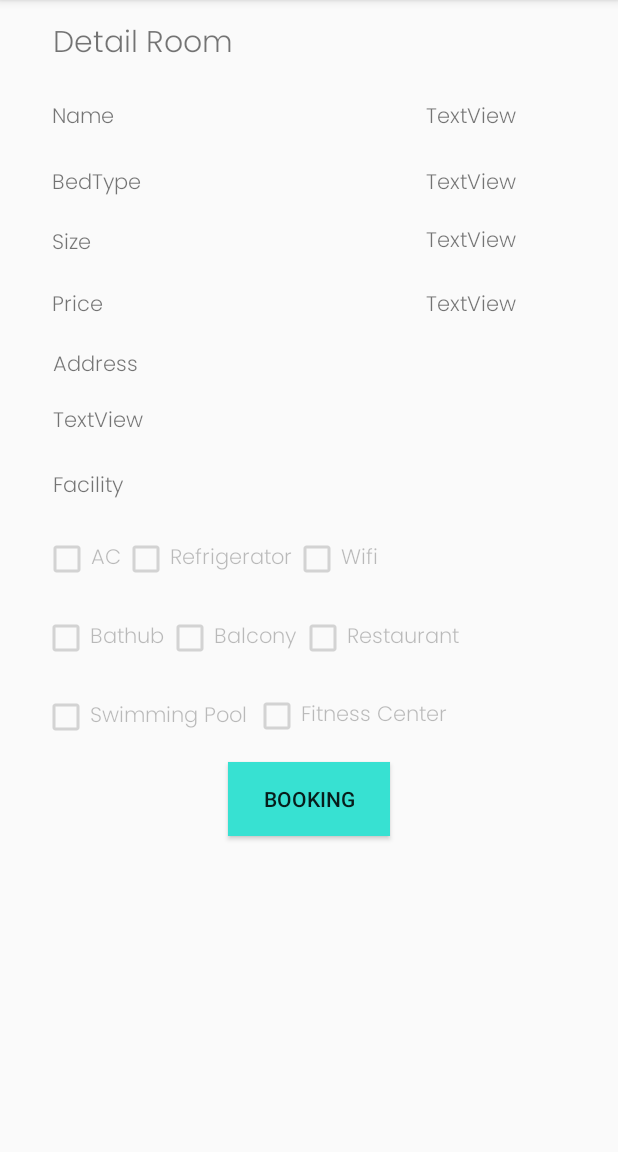
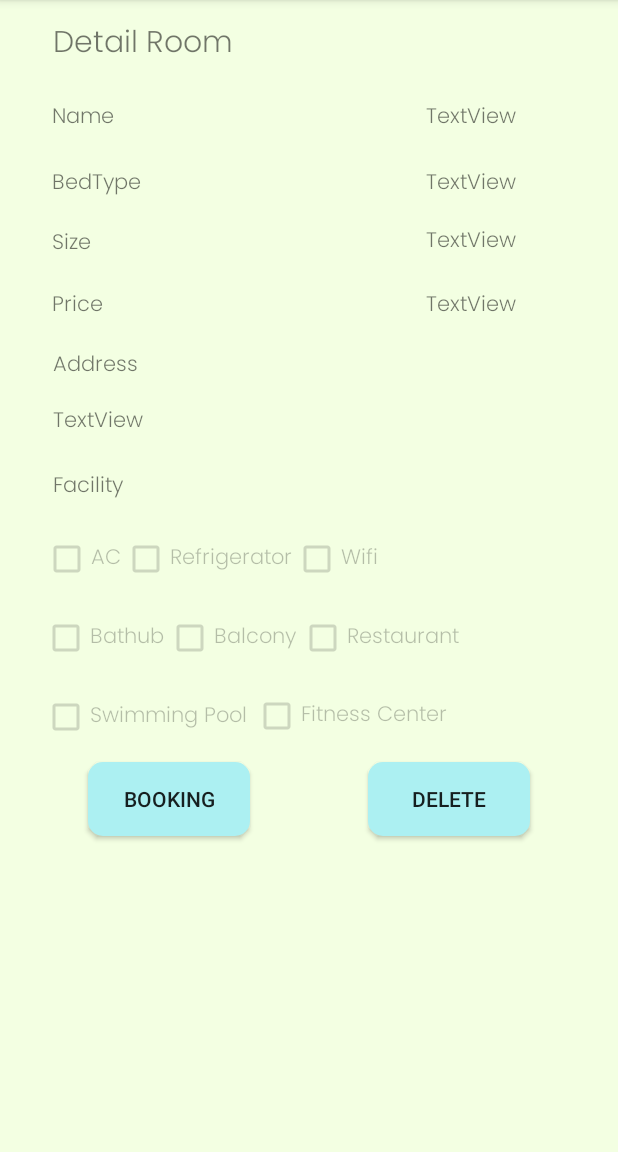
Before and after one commit to stefanagusto/jsleep-android, an Android app: the DetailRoomActivity screen opened directly, with no data from a screen before it, on a phone screen of 412 x 824 dp, the part 84-1236 px from its top. Run offline under Robolectric (Android 15) with nearby library versions, the light colour scheme and no system bars; Roboto replaces fonts that are not available here; 6 statements that could not run were skipped.

Commit message:
adding delete room

```diff
--- a/app/src/main/java/com/stefanagustohutapeajsleepdn/jsleep_android/request/BaseApiService.java
+++ b/app/src/main/java/com/stefanagustohutapeajsleepdn/jsleep_android/request/BaseApiService.java
@@ -13,6 +13,7 @@ import java.util.ArrayList;
 import java.util.List;
 
 import retrofit2.Call;
+import retrofit2.http.DELETE;
 import retrofit2.http.GET;
 import retrofit2.http.POST;
 import retrofit2.http.Path;
@@ -62,4 +63,7 @@ public interface BaseApiService {
                                 @Query("roomId") int roomId,
                                 @Query("from") String from,
                                 @Query("to") String to);
+
+    @DELETE("/room/{id}/delete")
+    Call<Boolean> deleteRoom(@Path("id") int id);
 }
--- /dev/null
+++ b/app/src/main/res/drawable/round_btn.xml
@@ -0,0 +1,5 @@
+<?xml version="1.0" encoding="utf-8"?>
+<shape xmlns:android="http://schemas.android.com/apk/res/android">
+<solid android:color="#ACF0F2" />
+    <corners android:radius="10dp" />
+</shape>
--- a/app/src/main/res/layout/activity_create_room.xml
+++ b/app/src/main/res/layout/activity_create_room.xml
@@ -5,6 +5,7 @@
     xmlns:app="http://schemas.android.com/apk/res-auto"
     android:layout_width="match_parent"
     android:layout_height="match_parent"
+    android:background="#F3FFE2"
     tools:context=".CreateRoomActivity">
 
   <TextView
@@ -267,7 +268,7 @@
       android:layout_height="wrap_content"
       android:text="Create"
       android:fontFamily="@font/poppins_light"
-      android:background="#37E1D2"
+      android:background="@drawable/round_btn"
       app:layout_constraintBottom_toBottomOf="parent"
       app:layout_constraintEnd_toEndOf="parent"
       app:layout_constraintHorizontal_bias="0.118"
@@ -281,7 +282,7 @@
       android:layout_height="wrap_content"
       android:text="Cancel"
       android:fontFamily="@font/poppins_light"
-      android:background="#37E1D2"
+      android:background="@drawable/round_btn"
       app:layout_constraintBottom_toBottomOf="parent"
       app:layout_constraintEnd_toEndOf="parent"
       app:layout_constraintHorizontal_bias="0.789"
--- a/app/src/main/res/layout/activity_detail_room.xml
+++ b/app/src/main/res/layout/activity_detail_room.xml
@@ -4,6 +4,7 @@
     xmlns:tools="http://schemas.android.com/tools"
     android:layout_width="match_parent"
     android:layout_height="match_parent"
+    android:background="#F3FFE2"
     tools:context=".DetailRoomActivity">
 
     <CheckBox
@@ -331,7 +332,7 @@
         android:layout_marginStart="56dp"
         android:text="Cancel"
         android:visibility="invisible"
-        android:background="#37E1D2"
+        android:background="@drawable/round_btn"
         app:layout_constraintBottom_toBottomOf="parent"
         app:layout_constraintStart_toStartOf="parent"
         app:layout_constraintTop_toTopOf="parent"
@@ -358,7 +359,7 @@
         android:layout_height="49dp"
         android:text="Confirm"
         android:visibility="invisible"
-        android:background="#37E1D2"
+        android:background="@drawable/round_btn"
         app:layout_constraintBottom_toBottomOf="parent"
         app:layout_constraintEnd_toEndOf="parent"
         app:layout_constraintHorizontal_bias="0.575"
@@ -386,13 +387,27 @@
         android:id="@+id/bookingButton"
         android:layout_width="108dp"
         android:layout_height="49dp"
+        android:background="@drawable/round_btn"
         android:text="Booking"
-        android:background="#37E1D2"
         app:layout_constraintBottom_toBottomOf="parent"
         app:layout_constraintEnd_toEndOf="parent"
-        app:layout_constraintHorizontal_bias="0.501"
+        app:layout_constraintHorizontal_bias="0.194"
         app:layout_constraintStart_toStartOf="parent"
         app:layout_constraintTop_toTopOf="parent"
         app:layout_constraintVertical_bias="0.707" />
 
+    <Button
+        android:id="@+id/deleteButton"
+        android:layout_width="108dp"
+        android:layout_height="49dp"
+        android:background="@drawable/round_btn"
+        android:text="Delete"
+        app:layout_constraintBottom_toBottomOf="parent"
+        app:layout_constraintEnd_toEndOf="parent"
+        app:layout_constraintHorizontal_bias="0.806"
+        app:layout_constraintStart_toStartOf="parent"
+        app:layout_constraintTop_toTopOf="parent"
+        app:layout_constraintVertical_bias="0.707" />
+
+
 </androidx.constraintlayout.widget.ConstraintLayout>
--- a/app/src/main/res/layout/activity_launcher.xml
+++ b/app/src/main/res/layout/activity_launcher.xml
@@ -4,6 +4,7 @@
     xmlns:tools="http://schemas.android.com/tools"
     android:layout_width="match_parent"
     android:layout_height="match_parent"
+    android:background="#F3FFE2"
     tools:context=".LauncherActivity">
 
     <ImageView
--- a/app/src/main/res/layout/activity_payment.xml
+++ b/app/src/main/res/layout/activity_payment.xml
@@ -4,6 +4,7 @@
     xmlns:tools="http://schemas.android.com/tools"
     android:layout_width="match_parent"
     android:layout_height="match_parent"
+    android:background="#F3FFE2"
     tools:context=".PaymentActivity">
 
     <CheckBox
@@ -296,7 +297,7 @@
         android:layout_width="wrap_content"
         android:layout_height="wrap_content"
         android:text="Cancel"
-        android:background="#37E1D2"
+        android:background="@drawable/round_btn"
         app:layout_constraintBottom_toBottomOf="parent"
         app:layout_constraintEnd_toStartOf="@+id/payButton"
         app:layout_constraintStart_toStartOf="parent"
@@ -309,7 +310,7 @@
         android:layout_height="wrap_content"
         android:layout_marginEnd="76dp"
         android:text="PAY"
-        android:background="#37E1D2"
+        android:background="@drawable/round_btn"
         app:layout_constraintBottom_toBottomOf="parent"
         app:layout_constraintEnd_toEndOf="parent"
         app:layout_constraintTop_toTopOf="parent"
--- a/app/src/main/res/layout/activity_register.xml
+++ b/app/src/main/res/layout/activity_register.xml
@@ -4,6 +4,7 @@
     xmlns:tools="http://schemas.android.com/tools"
     android:layout_width="match_parent"
     android:layout_height="match_parent"
+    android:background="#F3FFE2"
     tools:context=".RegisterActivity">
 
     <EditText
@@ -67,7 +68,7 @@
         android:layout_height="wrap_content"
         android:text="@string/register"
         android:fontFamily="@font/poppins_light"
-        android:background="#37E1D2"
+        android:background="@drawable/round_btn"
         app:layout_constraintBottom_toBottomOf="parent"
         app:layout_constraintEnd_toEndOf="parent"
         app:layout_constraintHorizontal_bias="0.498"
--- a/app/src/main/res/values/colors.xml
+++ b/app/src/main/res/values/colors.xml
@@ -11,4 +11,5 @@
     <color name="light_gray">#FFB0BEC5</color>
     <color name="light_blue">#ADD8E6</color>
     <color name="lime_green">#32CD32</color>
+    <color name="ocean_blue">#1695A3</color>
 </resources>
```
Also changed, not shown: app/src/main/java/com/stefanagustohutapeajsleepdn/jsleep_android/DetailRoomActivity.java (+30 -1 lines), app/src/main/res/layout/activity_about_me.xml (+15 -7 lines), app/src/main/res/layout/activity_login.xml (+5 -3 lines), app/src/main/res/layout/activity_main.xml (+4 -3 lines).
